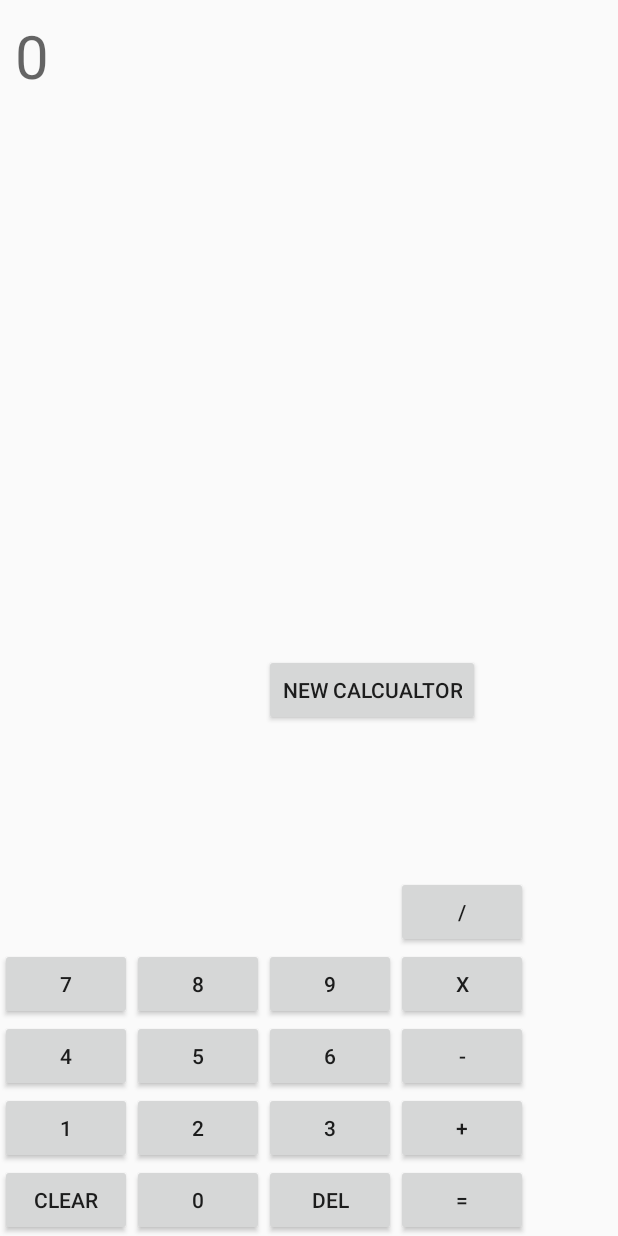
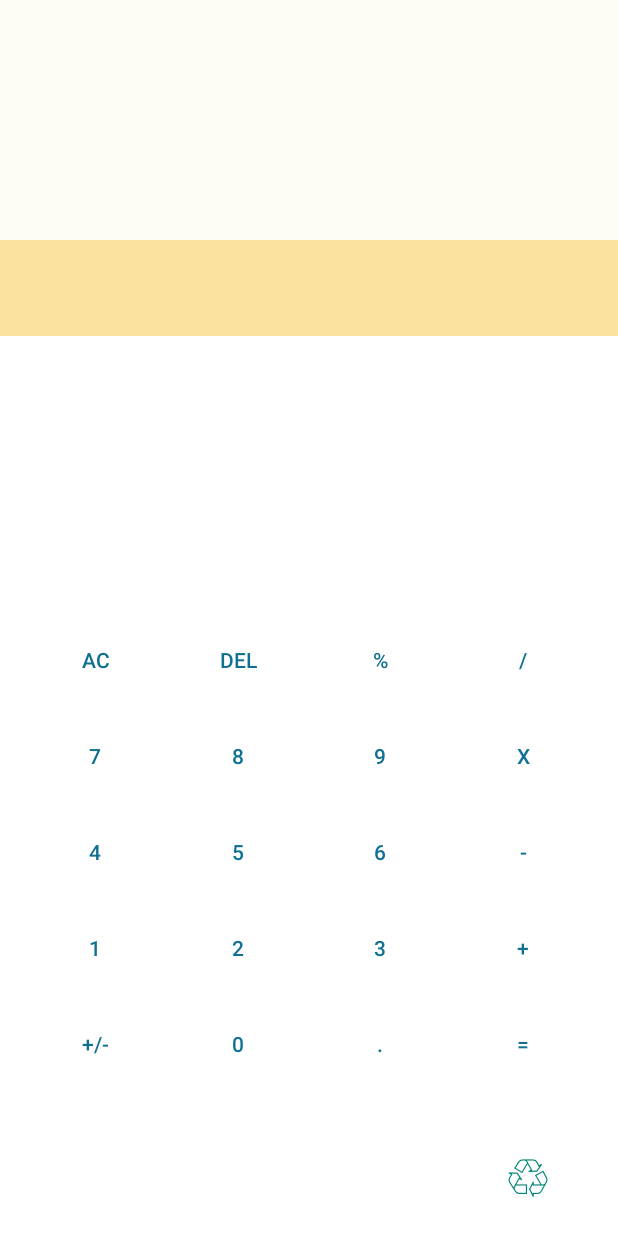
Before and after one commit to SatyenderSinghRana/Omnical, an Android app: the screen it shows after launch (MainActivity), on a phone screen of 412 x 824 dp. Run offline under Robolectric (Android 15) with nearby library versions, the phone set to English and light mode, and no system bars.

Commit message:
2nd Commit

```diff
--- a/app/src/main/res/layout/activity_main.xml
+++ b/app/src/main/res/layout/activity_main.xml
@@ -4,168 +4,179 @@
     xmlns:tools="http://schemas.android.com/tools"
     android:layout_width="match_parent"
     android:layout_height="match_parent"
-    tools:context=".MainActivity">
+    tools:context=".MainActivity"
+    android:background="#ffffff">
 
-    <FrameLayout
-        android:id="@+id/frameLayout"
-        android:layout_width="match_parent"
-        android:layout_height="80dp"
+    <TextView
+        android:id="@+id/display"
+        style="@style/myTextViewStyle"
+        android:layout_height="160dp"
+        android:textSize="48sp"
+        android:background="#fffcf5"
         app:layout_constraintEnd_toEndOf="parent"
         app:layout_constraintStart_toStartOf="parent"
-        app:layout_constraintTop_toTopOf="parent">
+        app:layout_constraintTop_toTopOf="parent" />
 
-        <TextView
-            android:id="@+id/display"
-            android:layout_width="match_parent"
-            android:layout_height="match_parent"
-            android:hint="0"
-            android:padding="10dp"
-            android:textSize="40sp" />
-    </FrameLayout>
+    <TextView
+        android:id="@+id/equation"
+        style="@style/myTextViewStyle"
+        android:layout_height="64dp"
+        android:textSize="18sp"
+        android:background="#fbe29f"
+        app:layout_constraintEnd_toEndOf="parent"
+        app:layout_constraintStart_toStartOf="parent"
+        app:layout_constraintTop_toBottomOf="@+id/display" />
 
-    <androidx.appcompat.widget.AppCompatButton
-        android:id="@+id/btn_clear"
+    <Space
+        android:layout_width="match_parent"
+        android:layout_height="2dp"
+        android:background="#f9e092"
+        app:layout_constraintEnd_toEndOf="parent"
+        app:layout_constraintStart_toStartOf="parent"
+        app:layout_constraintTop_toBottomOf="@+id/equation" />
+
+    <Button
+        android:id="@+id/btn_newCal"
+        style="@style/Widget.AppCompat.Button.Borderless.Colored"
         android:layout_width="wrap_content"
         android:layout_height="wrap_content"
-        android:text="clear"
+        android:layout_margin="16dp"
+        android:text="♲"
+        android:textSize="32sp"
+        android:background="#ffffff"
         app:layout_constraintBottom_toBottomOf="parent"
-        app:layout_constraintStart_toStartOf="parent" />
+        app:layout_constraintEnd_toEndOf="parent" />
 
-    <androidx.appcompat.widget.AppCompatButton
-        android:id="@+id/btn_0"
-        android:layout_width="wrap_content"
+    <GridLayout
+        android:layout_width="match_parent"
         android:layout_height="wrap_content"
-        android:text="0"
+        android:layout_centerHorizontal="true"
+        android:layout_marginLeft="16dp"
+        android:layout_marginRight="16dp"
+        android:layout_marginBottom="96dp"
+        android:alignmentMode="alignBounds"
+        android:columnCount="4"
         app:layout_constraintBottom_toBottomOf="parent"
-        app:layout_constraintStart_toEndOf="@+id/btn_clear" />
+        app:layout_constraintEnd_toEndOf="parent"
+        app:layout_constraintStart_toStartOf="parent">
+        <androidx.appcompat.widget.AppCompatButton
+            android:id="@+id/btn_clear"
+            style="@style/myGridButtonStyle"
+            android:background="@color/white"
+            android:text="AC"/>
 
-    <androidx.appcompat.widget.AppCompatButton
-        android:id="@+id/btn_delete"
-        android:layout_width="wrap_content"
-        android:layout_height="wrap_content"
-        android:text="del"
-        app:layout_constraintBottom_toBottomOf="parent"
-        app:layout_constraintStart_toEndOf="@+id/btn_0" />
+        <androidx.appcompat.widget.AppCompatButton
+            android:id="@+id/btn_delete"
+            style="@style/myGridButtonStyle"
+            android:background="@color/white"
+            android:text="del" />
 
-    <androidx.appcompat.widget.AppCompatButton
-        android:id="@+id/btn_equal"
-        android:layout_width="wrap_content"
-        android:layout_height="wrap_content"
-        android:text="="
-        app:layout_constraintBottom_toBottomOf="parent"
-        app:layout_constraintStart_toEndOf="@+id/btn_delete" />
+        <androidx.appcompat.widget.AppCompatButton
+            android:id="@+id/btn_percent"
+            style="@style/myGridButtonStyle"
+            android:background="@color/white"
+            android:text="%"/>
 
-    <androidx.appcompat.widget.AppCompatButton
-        android:id="@+id/btn_plus"
-        android:layout_width="wrap_content"
-        android:layout_height="wrap_content"
-        android:text="+"
-        app:layout_constraintBottom_toTopOf="@+id/btn_equal"
-        app:layout_constraintStart_toEndOf="@+id/btn_3" />
+        <androidx.appcompat.widget.AppCompatButton
+            android:id="@+id/btn_divide"
+            style="@style/myGridButtonStyle"
+            android:background="@color/white"
+            android:text="/"/>
 
-    <androidx.appcompat.widget.AppCompatButton
-        android:id="@+id/btn_minus"
-        android:layout_width="wrap_content"
-        android:layout_height="wrap_content"
-        android:text="-"
-        app:layout_constraintBottom_toTopOf="@+id/btn_plus"
-        app:layout_constraintStart_toEndOf="@+id/btn_6" />
+        <androidx.appcompat.widget.AppCompatButton
+            android:id="@+id/btn_7"
+            style="@style/myGridButtonStyle"
+            android:background="@color/white"
+            android:text="7"/>
 
-    <androidx.appcompat.widget.AppCompatButton
-        android:id="@+id/btn_multiply"
-        android:layout_width="wrap_content"
-        android:layout_height="wrap_content"
-        android:text="x"
-        app:layout_constraintBottom_toTopOf="@+id/btn_minus"
-        app:layout_constraintStart_toEndOf="@+id/btn_9" />
+        <androidx.appcompat.widget.AppCompatButton
+            android:id="@+id/btn_8"
+            style="@style/myGridButtonStyle"
+            android:background="@color/white"
+            android:text="8" />
 
-    <androidx.appcompat.widget.AppCompatButton
-        android:id="@+id/btn_divide"
-        android:layout_width="wrap_content"
-        android:layout_height="wrap_content"
-        android:text="/"
-        app:layout_constraintBottom_toTopOf="@+id/btn_multiply"
-        app:layout_constraintStart_toStartOf="@+id/btn_multiply" />
+        <androidx.appcompat.widget.AppCompatButton
+            android:id="@+id/btn_9"
+            style="@style/myGridButtonStyle"
+            android:background="@color/white"
+            android:text="9" />
 
-    <androidx.appcompat.widget.AppCompatButton
-        android:id="@+id/btn_1"
-        android:layout_width="wrap_content"
-        android:layout_height="wrap_content"
-        android:text="1"
-        app:layout_constraintBottom_toTopOf="@+id/btn_clear"
-        app:layout_constraintStart_toStartOf="parent" />
+        <androidx.appcompat.widget.AppCompatButton
+            android:id="@+id/btn_multiply"
+            style="@style/myGridButtonStyle"
+            android:background="@color/white"
+            android:text="x"/>
 
-    <androidx.appcompat.widget.AppCompatButton
-        android:id="@+id/btn_2"
-        android:layout_width="wrap_content"
-        android:layout_height="wrap_content"
-        android:text="2"
-        app:layout_constraintBottom_toTopOf="@+id/btn_0"
-        app:layout_constraintStart_toEndOf="@+id/btn_1" />
+        <androidx.appcompat.widget.AppCompatButton
+            android:id="@+id/btn_4"
+            style="@style/myGridButtonStyle"
+            android:background="@color/white"
+            android:text="4"/>
 
-    <androidx.appcompat.widget.AppCompatButton
-        android:id="@+id/btn_3"
-        android:layout_width="wrap_content"
-        android:layout_height="wrap_content"
-        android:text="3"
-        app:layout_constraintBottom_toTopOf="@+id/btn_delete"
-        app:layout_constraintStart_toEndOf="@+id/btn_2" />
+        <androidx.appcompat.widget.AppCompatButton
+            android:id="@+id/btn_5"
+            style="@style/myGridButtonStyle"
+            android:background="@color/white"
+            android:text="5"/>
 
-    <androidx.appcompat.widget.AppCompatButton
-        android:id="@+id/btn_4"
-        android:layout_width="wrap_content"
-        android:layout_height="wrap_content"
-        android:text="4"
-        app:layout_constraintBottom_toTopOf="@+id/btn_1"
-        app:layout_constraintStart_toStartOf="parent" />
+        <androidx.appcompat.widget.AppCompatButton
+            android:id="@+id/btn_6"
+            style="@style/myGridButtonStyle"
+            android:background="@color/white"
+            android:text="6"/>
 
-    <androidx.appcompat.widget.AppCompatButton
-        android:id="@+id/btn_5"
-        android:layout_width="wrap_content"
-        android:layout_height="wrap_content"
-        android:text="5"
-        app:layout_constraintBottom_toTopOf="@+id/btn_2"
-        app:layout_constraintStart_toEndOf="@+id/btn_4" />
+        <androidx.appcompat.widget.AppCompatButton
+            android:id="@+id/btn_minus"
+            style="@style/myGridButtonStyle"
+            android:background="@color/white"
+            android:text="-"/>
 
-    <androidx.appcompat.widget.AppCompatButton
-        android:id="@+id/btn_6"
-        android:layout_width="wrap_content"
-        android:layout_height="wrap_content"
-        android:text="6"
-        app:layout_constraintBottom_toTopOf="@+id/btn_3"
-        app:layout_constraintStart_toEndOf="@+id/btn_5" />
+        <androidx.appcompat.widget.AppCompatButton
+            android:id="@+id/btn_1"
+            style="@style/myGridButtonStyle"
+            android:background="@color/white"
+            android:text="1"/>
 
-    <androidx.appcompat.widget.AppCompatButton
-        android:id="@+id/btn_7"
-        android:layout_width="wrap_content"
-        android:layout_height="wrap_content"
-        android:text="7"
-        app:layout_constraintBottom_toTopOf="@+id/btn_4"
-        app:layout_constraintStart_toStartOf="parent" />
+        <androidx.appcompat.widget.AppCompatButton
+            android:id="@+id/btn_2"
+            style="@style/myGridButtonStyle"
+            android:background="@color/white"
+            android:text="2"/>
 
-    <androidx.appcompat.widget.AppCompatButton
-        android:id="@+id/btn_8"
-        android:layout_width="wrap_content"
-        android:layout_height="wrap_content"
-        android:text="8"
-        app:layout_constraintBottom_toTopOf="@+id/btn_5"
-        app:layout_constraintStart_toEndOf="@+id/btn_7" />
+        <androidx.appcompat.widget.AppCompatButton
+            android:id="@+id/btn_3"
+            style="@style/myGridButtonStyle"
+            android:background="@color/white"
+            android:text="3"/>
 
-    <androidx.appcompat.widget.AppCompatButton
-        android:id="@+id/btn_9"
-        android:layout_width="wrap_content"
-        android:layout_height="wrap_content"
-        android:text="9"
-        app:layout_constraintBottom_toTopOf="@+id/btn_6"
-        app:layout_constraintStart_toEndOf="@+id/btn_8" />
+        <androidx.appcompat.widget.AppCompatButton
+            android:id="@+id/btn_plus"
+            style="@style/myGridButtonStyle"
+            android:background="@color/white"
+            android:text="+"/>
 
-    <androidx.appcompat.widget.AppCompatButton
-        android:id="@+id/btn_newCal"
-        android:layout_width="wrap_content"
-        android:layout_height="wrap_content"
-        android:layout_marginBottom="196dp"
-        android:text="New Calcualtor"
-        app:layout_constraintBottom_toTopOf="@+id/btn_6"
-        app:layout_constraintStart_toEndOf="@+id/btn_8" />
+        <androidx.appcompat.widget.AppCompatButton
+            android:id="@+id/btn_plus_minus"
+            style="@style/myGridButtonStyle"
+            android:background="@color/white"
+            android:text="+/-"/>
 
+        <androidx.appcompat.widget.AppCompatButton
+            android:id="@+id/btn_0"
+            style="@style/myGridButtonStyle"
+            android:background="@color/white"
+            android:text="0"/>
+
+        <androidx.appcompat.widget.AppCompatButton
+            android:id="@+id/btn_dot"
+            style="@style/myGridButtonStyle"
+            android:background="@color/white"
+            android:text="."/>
+
+        <androidx.appcompat.widget.AppCompatButton
+            android:id="@+id/btn_equal"
+            style="@style/myGridButtonStyle"
+            android:background="@color/white"
+            android:text="="/>
+    </GridLayout>
 </androidx.constraintlayout.widget.ConstraintLayout>
--- a/app/src/main/res/values/themes.xml
+++ b/app/src/main/res/values/themes.xml
@@ -13,4 +13,21 @@
         <item name="android:statusBarColor" tools:targetApi="l">?attr/colorPrimaryVariant</item>
         <!-- Customize your theme here. -->
     </style>
+
+    <style name="myTextViewStyle">
+        <item name="android:layout_width">match_parent</item>
+        <item name="android:padding">16dp</item>
+        <item name="android:gravity">center</item>
+    </style>
+
+    <style name="myGridButtonStyle">
+        <item name="android:layout_width">0dp</item>
+        <item name="android:layout_height">64dp</item>
+        <item name="android:padding">16dp</item>
+        <item name="android:gravity">center</item>
+        <item name="android:layout_columnWeight">1</item>
+        <item name="android:layout_gravity">fill_horizontal</item>
+        <item name="elevation">6dp</item>
+        <item name="android:textColor">#107092</item>
+    </style>
 </resources>
```
Also changed, not shown: app/src/main/java/com/example/basiccalculator/MainActivity.java (+91 -16 lines), app/src/main/res/layout/activity_new_calculator.xml (+112 -64 lines).
